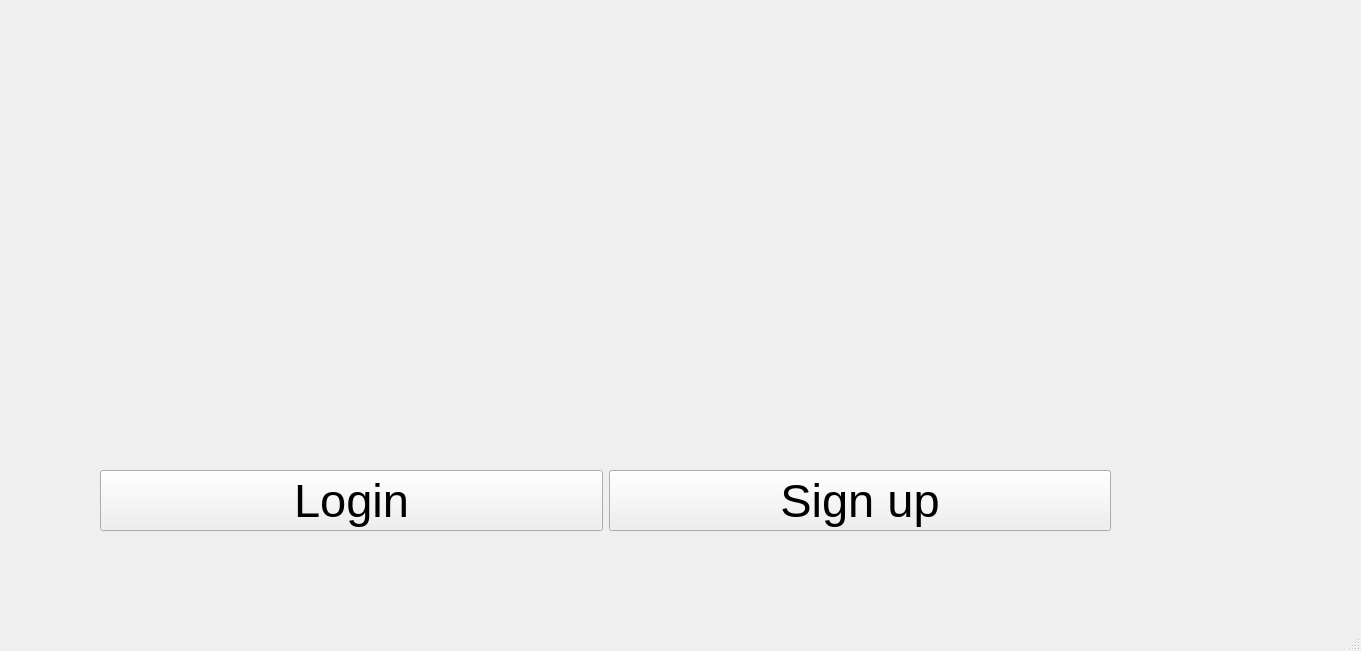
First picture: the form in X/mainwindow.ui, repository MohammadrezaAldaghi/X, before the edit.
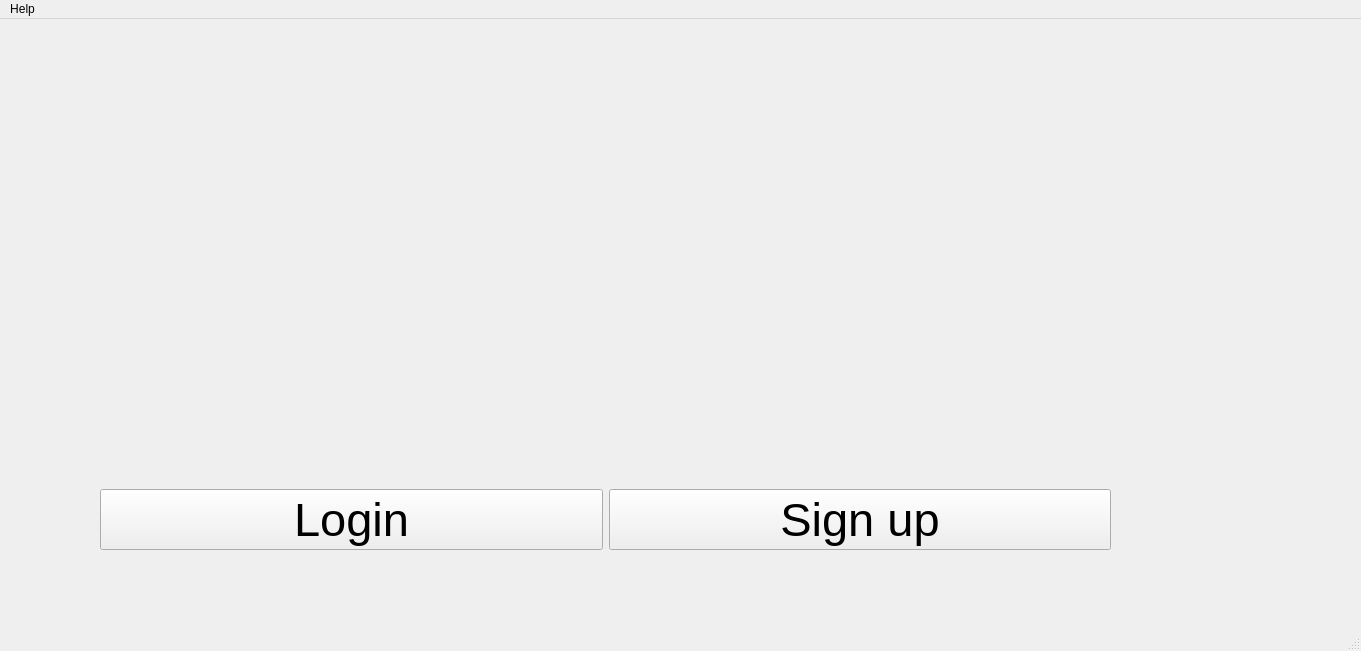
Second picture: the form after the edit. Icons and pictures are not drawn.

Patch:
```diff
--- a/X/mainwindow.ui
+++ b/X/mainwindow.ui
@@ -50,7 +50,7 @@
      <string/>
     </property>
    </widget>
-   <widget class="QWidget" name="">
+   <widget class="QWidget" name="layoutWidget">
     <property name="geometry">
      <rect>
       <x>100</x>
@@ -99,6 +99,13 @@
      <height>26</height>
     </rect>
    </property>
+   <widget class="QMenu" name="menuHelp">
+    <property name="title">
+     <string>Help</string>
+    </property>
+    <addaction name="actionHelp_3"/>
+   </widget>
+   <addaction name="menuHelp"/>
   </widget>
   <widget class="QStatusBar" name="statusbar"/>
  </widget>
```
Left out of the diff: 18 changed lines with no effect on the pictures.
